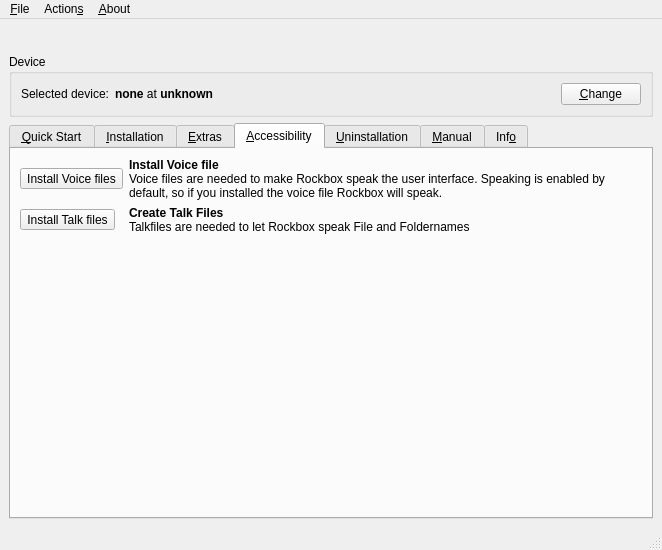
Before: the Qt Designer form rbutil/rbutilqt/rbutilqtfrm.ui in Rockbox-Chinese-Community/Rockbox-RCC, drawn with Qt 5.
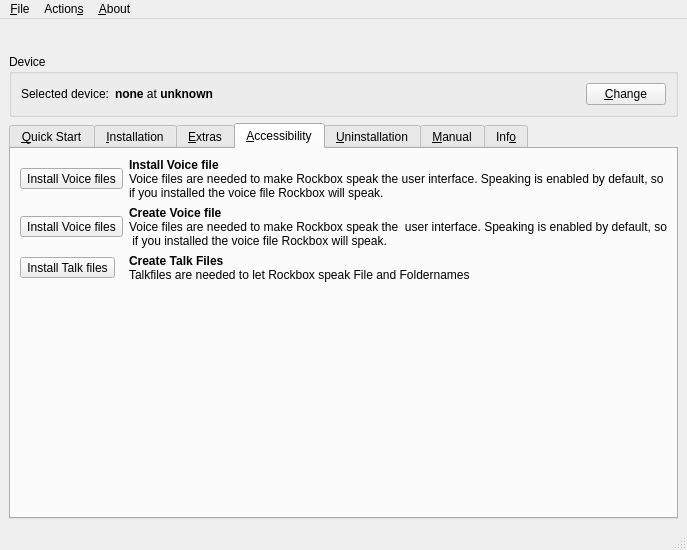
After: the same form once the commit is applied. The open tabs and pages were chosen to show the change. Icons and pictures are not drawn.

Commit message: rbutil: added creation of voice files with rbutil.

Diff of the .ui file:
```diff
--- a/rbutil/rbutilqt/rbutilqtfrm.ui
+++ b/rbutil/rbutilqt/rbutilqtfrm.ui
@@ -490,16 +490,16 @@
           <property name="text" >
            <string>&lt;html>&lt;head>&lt;meta name="qrichtext" content="1" />&lt;style type="text/css">
 p, li { white-space: pre-wrap; }
-&lt;/style>&lt;/head>&lt;body style=" font-family:'Sans Serif'; font-size:9pt; font-weight:400; font-style:normal;">
-&lt;p style=" margin-top:0px; margin-bottom:0px; margin-left:0px; margin-right:0px; -qt-block-indent:0; text-indent:0px;">&lt;span style=" font-weight:600;">Install Voice file&lt;/span>&lt;/p>
-&lt;p style=" margin-top:0px; margin-bottom:0px; margin-left:0px; margin-right:0px; -qt-block-indent:0; text-indent:0px;">Voice files are needed to make Rockbox speak the user interface. Speaking is enabled by default, so if you installed the voice file Rockbox will speak.&lt;/p>&lt;/body>&lt;/html></string>
+&lt;/style>&lt;/head>&lt;body style=" font-family:'MS Shell Dlg 2'; font-size:8.25pt; font-weight:400; font-style:normal;">
+&lt;p style=" margin-top:0px; margin-bottom:0px; margin-left:0px; margin-right:0px; -qt-block-indent:0; text-indent:0px; font-family:'Sans Serif'; font-size:9pt;">&lt;span style=" font-weight:600;">Install Voice file&lt;/span>&lt;/p>
+&lt;p style=" margin-top:0px; margin-bottom:0px; margin-left:0px; margin-right:0px; -qt-block-indent:0; text-indent:0px; font-family:'Sans Serif'; font-size:9pt;">Voice files are needed to make Rockbox speak the user interface. Speaking is enabled by default, so if you installed the voice file Rockbox will speak.&lt;/p>&lt;/body>&lt;/html></string>
           </property>
           <property name="wordWrap" >
            <bool>true</bool>
           </property>
          </widget>
         </item>
-        <item row="1" column="0" >
+        <item row="2" column="0" >
          <widget class="QToolButton" name="buttonTalk" >
           <property name="text" >
            <string>Install Talk files</string>
@@ -515,7 +515,7 @@
           </property>
          </widget>
         </item>
-        <item row="1" column="1" >
+        <item row="2" column="1" >
          <widget class="QLabel" name="labelTalk" >
           <property name="text" >
            <string>&lt;html>&lt;head>&lt;meta name="qrichtext" content="1" />&lt;style type="text/css">
@@ -526,7 +526,7 @@
           </property>
          </widget>
         </item>
-        <item row="2" column="0" >
+        <item row="3" column="0" >
          <spacer>
           <property name="orientation" >
            <enum>Qt::Vertical</enum>
@@ -539,7 +539,7 @@
           </property>
          </spacer>
         </item>
-        <item row="2" column="1" >
+        <item row="3" column="1" >
          <spacer>
           <property name="orientation" >
            <enum>Qt::Vertical</enum>
@@ -552,6 +552,34 @@
           </property>
          </spacer>
         </item>
+        <item row="1" column="0" >
+         <widget class="QToolButton" name="buttonCreateVoice" >
+          <property name="text" >
+           <string>Install Voice files</string>
+          </property>
+          <property name="icon" >
+           <iconset resource="rbutilqt.qrc" >:/icons/icons/talkfile_btn.png</iconset>
+          </property>
+          <property name="iconSize" >
+           <size>
+            <width>56</width>
+            <height>46</height>
+           </size>
+          </property>
+         </widget>
+        </item>
+        <item row="1" column="1" >
+         <widget class="QLabel" name="labelCreateVoice" >
+          <property name="text" >
+           <string>&lt;html>&lt;head>&lt;meta name="qrichtext" content="1" />&lt;style type="text/css">
+p, li { white-space: pre-wrap; }
+&lt;/style>&lt;/head>&lt;body style=" font-family:'MS Shell Dlg 2'; font-size:8.25pt; font-weight:400; font-style:normal;">
+&lt;p style=" margin-top:0px; margin-bottom:0px; margin-left:0px; margin-right:0px; -qt-block-indent:0; text-indent:0px; font-size:8pt;">&lt;span style=" font-size:9pt; font-weight:600;">Create Voice file&lt;/span>&lt;/p>
+&lt;p style=" margin-top:0px; margin-bottom:0px; margin-left:0px; margin-right:0px; -qt-block-indent:0; text-indent:0px; font-family:'Sans Serif'; font-size:9pt;">Voice files are needed to make Rockbox speak the  user interface. Speaking is enabled by default, so&lt;/p>
+&lt;p style=" margin-top:0px; margin-bottom:0px; margin-left:0px; margin-right:0px; -qt-block-indent:0; text-indent:0px; font-family:'Sans Serif'; font-size:9pt;"> if you installed the voice file Rockbox will speak.&lt;/p>&lt;/body>&lt;/html></string>
+          </property>
+         </widget>
+        </item>
        </layout>
       </widget>
       <widget class="QWidget" name="uninstall" >
@@ -801,7 +829,7 @@
      <x>0</x>
      <y>0</y>
      <width>662</width>
-     <height>29</height>
+     <height>21</height>
     </rect>
    </property>
    <widget class="QMenu" name="menu_File" >
```
Left out of the diff: 13 changed lines with no effect on the pictures. The commit also changes 11 other files.
